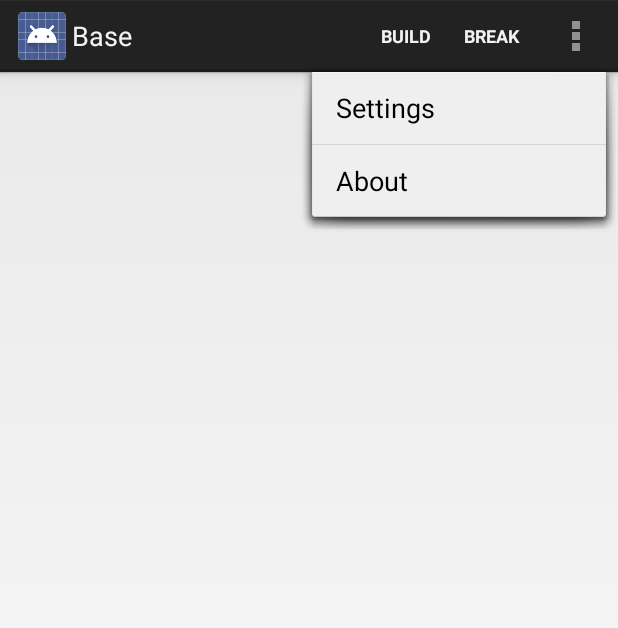
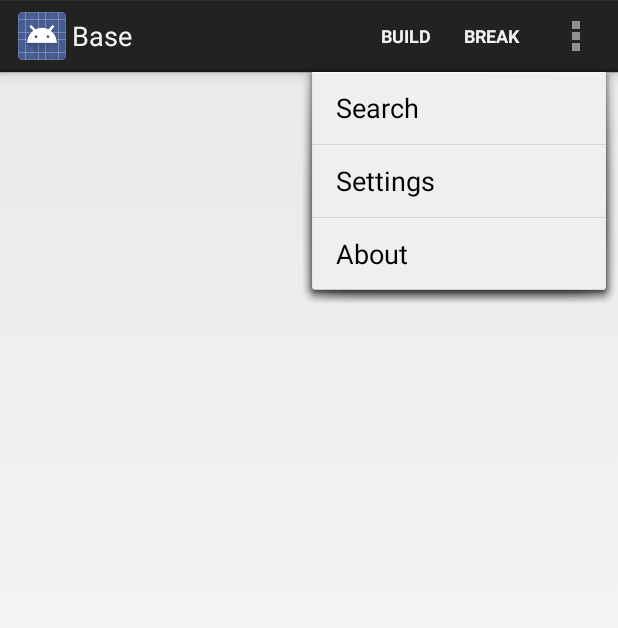
Before and after one commit to nvisium-jack-mannino/OWASP-GoatDroid-Project, an Android app: the BaseActivity screen opened directly, with no data from a screen before it, with the options menu open, on a phone screen of 412 x 824 dp. Shown: the top 628 px of the screen. Run offline under Robolectric (Android 15) with nearby library versions, the phone set to English and light mode, and no system bars.

Commit message:
More ActionBar cleanup and changes

```diff
--- a/app/src/main/java/org.owasp.goatdroid.app.activity/BaseActivity.java
+++ b/app/src/main/java/org.owasp.goatdroid.app.activity/BaseActivity.java
@@ -25,6 +25,8 @@ public class BaseActivity extends Activity {
 
             case R.id.action_break:
 
+            case R.id.action_search:
+
             case R.id.action_settings:
 
             case R.id.action_about:
--- a/app/src/main/res/menu/main.xml
+++ b/app/src/main/res/menu/main.xml
@@ -2,14 +2,20 @@
     xmlns:tools="http://schemas.android.com/tools"
     tools:context="org.owasp.goatdroid.app.MainActivity" >
 
+
     <item android:id="@+id/action_build"
-        android:title="Build"
+        android:title="@string/action_build"
         android:showAsAction="always"
          />
     <item android:id="@+id/action_break"
-        android:title="Break"
+        android:title="@string/action_break"
         android:showAsAction="always"
          />
+    <item android:id="@+id/action_search"
+        android:title="@string/action_search"
+        android:icon="@drawable/ic_action_search"
+        android:showAsAction="ifRoom"
+        />
     <item android:id="@+id/action_settings"
         android:title="@string/action_settings"
         android:icon="@drawable/ic_action_settings"
--- a/app/src/main/res/values/strings.xml
+++ b/app/src/main/res/values/strings.xml
@@ -3,9 +3,10 @@
 
     <string name="app_name">GoatDroid</string>
     <string name="action_settings">Settings</string>
-    <string name="action_help">Help</string>
     <string name="action_about">About</string>
-    <string name="action_lessons">Lessons</string>
+    <string name="action_search">Search</string>
+    <string name="action_build">Build</string>
+    <string name="action_break">Break</string>
     <string name="title_activity_lesson">LessonActivity</string>
     <string name="title_activity_action_bar_base">Base</string>
     <string name="hello_world">Hello world!</string>
```
Also changed, not shown: app/src/main/res/drawable-hdpi/ic_action_search.png (added), app/src/main/res/drawable-mdpi/ic_action_search.png (added), app/src/main/res/drawable-xhdpi/ic_action_search.png (added), app/src/main/res/drawable-xxhdpi/ic_action_search.png (added).
